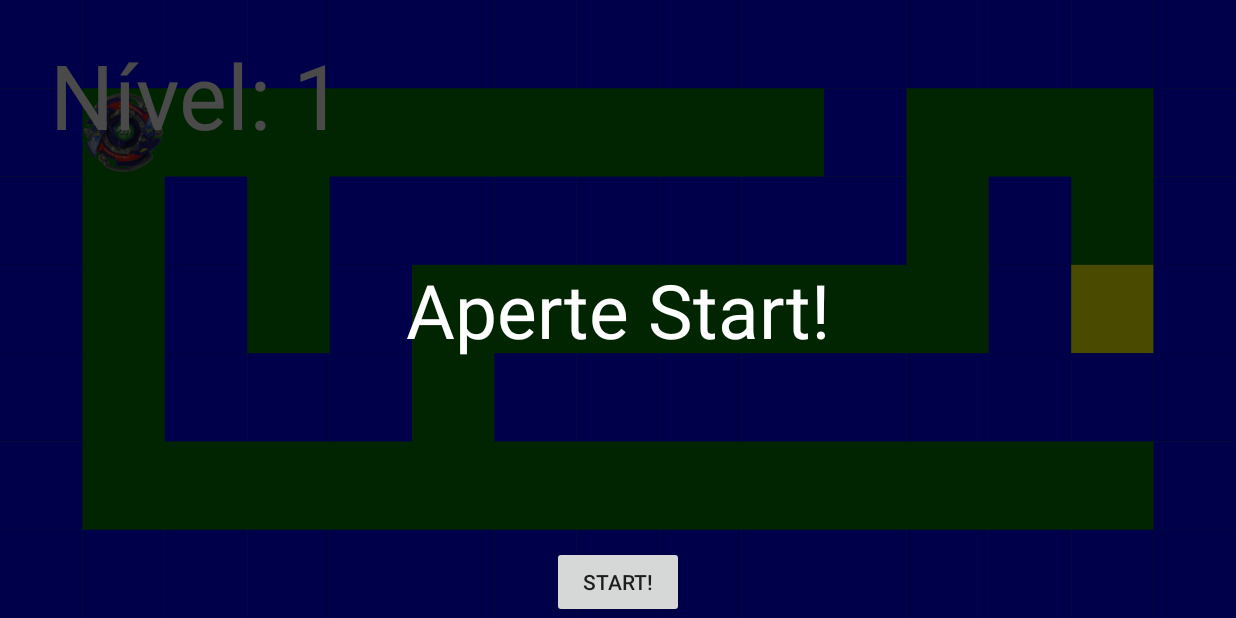
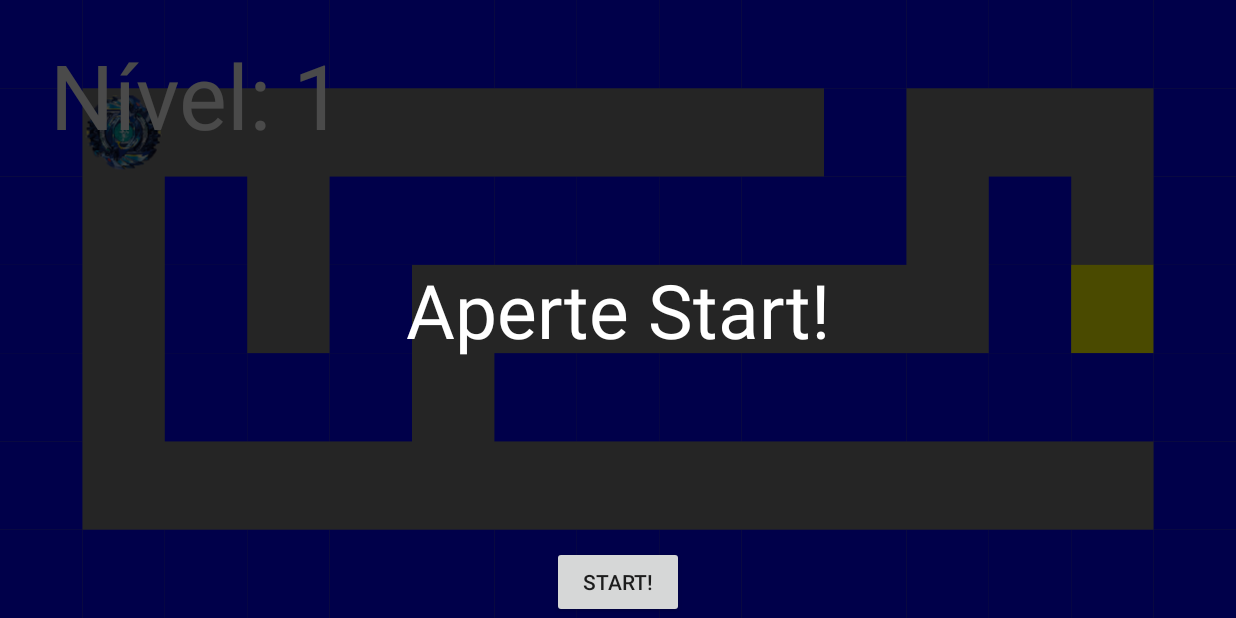
Before and after one commit to LucasKuhn/android-marble-maze, an Android app: the screen it shows after launch (MainActivity), on a phone screen of 824 x 412 dp (held sideways). Run offline under Robolectric (Android 15) with nearby library versions, the phone set to English and light mode, and no system bars.

Commit message:
makes the ball move faster as the level increases, adds multiple beyblades and chooses a random one for each level

```diff
--- a/app/src/main/java/ucs/aula12/trabalho_2/MainActivity.java
+++ b/app/src/main/java/ucs/aula12/trabalho_2/MainActivity.java
@@ -113,6 +113,9 @@ public class MainActivity extends AppCompatActivity {
         customCanvas.setWallHeight(displayMetrics.heightPixels);
         customCanvas.setWallWidth(displayMetrics.widthPixels);
 
+        // Get a random beyblade bitmap
+        customCanvas.setBeybladeBitmap();
+
         // Set ball location now that we now the size of the walls
         customCanvas.setInitialBallLocation();
     }
@@ -126,7 +129,8 @@ public class MainActivity extends AppCompatActivity {
             float x = event.values[0];
             float y = event.values[1];
             float z = event.values[2];
-            customCanvas.updateBall(x,y);
+            // The ball gets faster as you pass more levels
+            customCanvas.updateBall((level * 2) * x,(level * 2) * y);
 
             // If the ball touched a wall
             if (customCanvas.checkTouchedWall()) {
@@ -153,6 +157,7 @@ public class MainActivity extends AppCompatActivity {
         startButton.setText("Próximo Nível!");
         game_started = false;
         level++;
+        customCanvas.setBeybladeBitmap();
     }
 
     public void gameStartSong() {
--- a/app/src/main/java/ucs/aula12/trabalho_2/view/CanvasView.java
+++ b/app/src/main/java/ucs/aula12/trabalho_2/view/CanvasView.java
@@ -15,6 +15,7 @@ import android.graphics.Path;
 
 import java.util.ArrayList;
 import java.util.List;
+import java.util.Random;
 
 import ucs.aula12.trabalho_2.R;
 import ucs.aula12.trabalho_2.model.Coordinates;
@@ -37,9 +38,12 @@ public class CanvasView extends View {
     private List<Coordinates> wallCoordinates = new ArrayList<Coordinates>();
     private Coordinates finalBlockCoordinates;
 
+    private Bitmap beybladeBitmap;
+
     public CanvasView(Context c, AttributeSet attrs) {
         super(c, attrs);
         context = c;
+        setBeybladeBitmap();
     }
 
     public int getLevel() {
@@ -68,8 +72,8 @@ public class CanvasView extends View {
     }
 
     public void updateBall(float x, float y) {
-        float new_x = ballX + (y*3);
-        float new_y = ballY + (x*3);
+        float new_x = ballX + y;
+        float new_y = ballY + x;
 
         this.ballX = new_x;
         this.ballY = new_y;
@@ -119,10 +123,11 @@ public class CanvasView extends View {
             }
         }
 
-        ball.setColor(Color.RED);
-//        canvas.drawCircle(ballX, ballY, 40, ball);
-        Bitmap b = BitmapFactory.decodeResource(getResources(), R.drawable.beyblade);
-        Bitmap scaled = Bitmap.createScaledBitmap(b, (int) (wallWidth), (int) (wallWidth), false);
+        //        ball.setColor(Color.RED);
+        //        canvas.drawCircle(ballX, ballY, 40, ball);
+        //        Bitmap b = BitmapFactory.decodeResource(getResources(), R.drawable.beyblade1);
+        // Draw Beyblade
+        Bitmap scaled = Bitmap.createScaledBitmap(beybladeBitmap, (int) (wallWidth), (int) (wallWidth), false);
         canvas.drawBitmap(scaled, (ballX - (scaled.getWidth()/2)), (ballY - (scaled.getHeight()/2)), ball);
 
         // Draw level
@@ -160,6 +165,18 @@ public class CanvasView extends View {
         }
     }
 
+    public void setBeybladeBitmap() {
+        int [] beyblades = {
+                R.drawable.beyblade_1,
+                R.drawable.beyblade_2,
+                R.drawable.beyblade_3,
+                R.drawable.beyblade_4,
+                R.drawable.beyblade_5
+        };
+        int rnd = new Random().nextInt(beyblades.length);
+        beybladeBitmap = BitmapFactory.decodeResource(getResources(), beyblades[rnd]);
+    }
+
 
 
 
--- a/app/src/main/res/layout/activity_main.xml
+++ b/app/src/main/res/layout/activity_main.xml
@@ -4,7 +4,7 @@
     xmlns:app="http://schemas.android.com/apk/res-auto"
     android:layout_width="match_parent"
     android:layout_height="match_parent"
-    android:background="#008000"
+    android:background="#808080"
     android:orientation="vertical" >
 
     <ucs.aula12.trabalho_2.view.CanvasView
```
Also changed, not shown: app/src/main/res/drawable/beyblade.png (deleted), app/src/main/res/drawable/beyblade_1.png (added), app/src/main/res/drawable/beyblade_2.png (added), app/src/main/res/drawable/beyblade_3.png (added), app/src/main/res/drawable/beyblade_4.png (added), app/src/main/res/drawable/beyblade_5.png (added).
